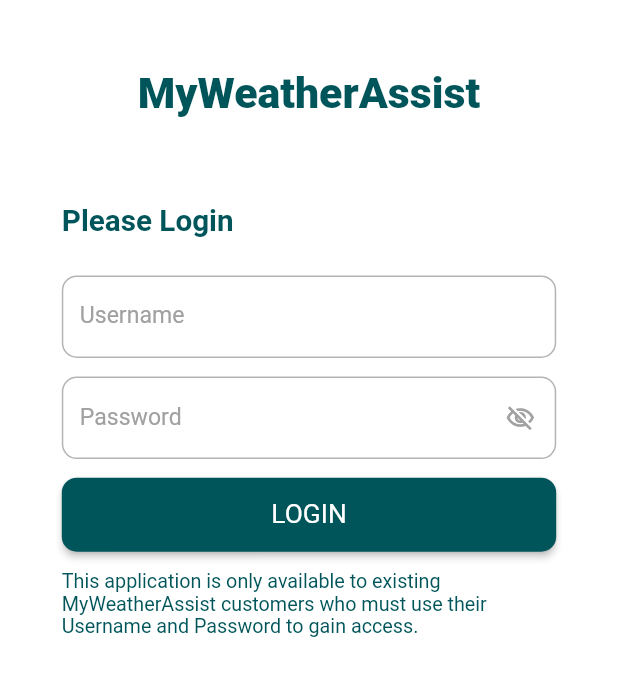
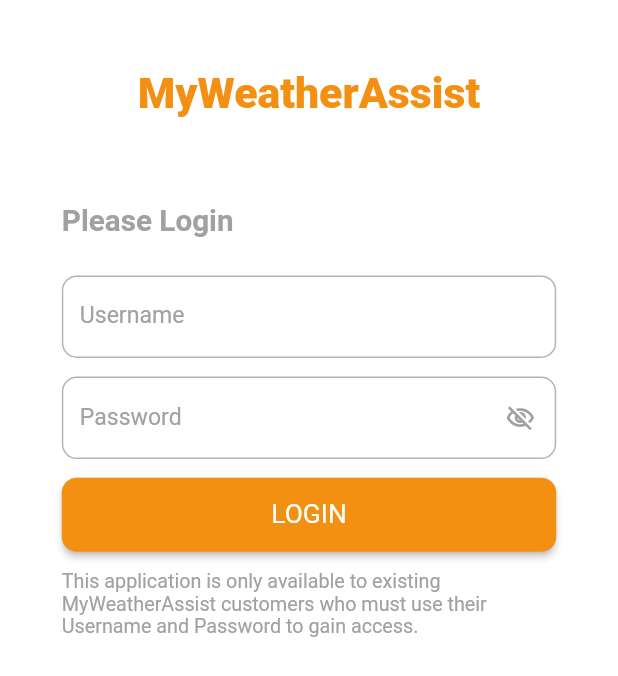
Before and after one commit to rayray199085/MyWeatherAssist, a Flutter app: the screen it shows after launch, on a phone screen of 412 x 824 dp. Shown: the top 676 px of the screen. Run offline on Flutter 3.47's test engine with Material 2 defaults, Android fonts, the phone set to English and light mode, and no system bars; our stand-ins replace flutter_easyloading, flutter_screenutil, get, google_fonts, shared_preferences.

```diff
--- a/lib/config/app_color.dart
+++ b/lib/config/app_color.dart
@@ -1,7 +1,7 @@
 import 'package:flutter/cupertino.dart';
 
 class AppColors {
-  static const Color primaryColor = Color(0xff00555A);
+  static const Color primaryColor = Color(0xFFF39011);
   static const appbarColor = Color(0xFFEEEEEE);
   static const Color errorColor = Color(0xffcb3e3e);
   static const Color grey1 = Color(0xffa1a1a1);
--- a/lib/pages/login/components/password_login.dart
+++ b/lib/pages/login/components/password_login.dart
@@ -21,7 +21,7 @@ Widget passwordLogin({
           text: TextSpan(
             text: 'Please Login',
             style: TextStyle(
-              color: AppColors.primaryColor,
+              color: AppColors.grey1,
               fontSize: ScreenUtil().setSp(AppFonts.h3),
               fontWeight: FontWeight.bold,
             ),
@@ -126,7 +126,7 @@ Widget passwordLogin({
             text:
                 'This application is only available to existing MyWeatherAssist customers who must use their Username and Password to gain access.',
             style: TextStyle(
-              color: AppColors.primaryColor,
+              color: AppColors.grey1,
               fontSize: ScreenUtil().setSp(AppFonts.h6),
             ),
           ),
--- a/lib/pages/login/view.dart
+++ b/lib/pages/login/view.dart
@@ -4,6 +4,7 @@ import 'package:my_weather_assist/pages/login/components/password_login.dart';
 import 'package:flutter/material.dart';
 import 'package:flutter_screenutil/flutter_screenutil.dart';
 import 'package:get/get.dart';
+import 'package:google_fonts/google_fonts.dart';
 
 import 'logic.dart';
 import 'state.dart';
@@ -39,10 +40,12 @@ class LoginPage extends StatelessWidget {
                   title: RichText(
                     text: TextSpan(
                       text: 'MyWeatherAssist',
-                      style: TextStyle(
-                        color: AppColors.primaryColor,
-                        fontSize: ScreenUtil().setSp(AppFonts.h1),
-                        fontWeight: FontWeight.w800,
+                      style: GoogleFonts.donegalOne(
+                        textStyle: TextStyle(
+                          color: AppColors.primaryColor,
+                          fontSize: ScreenUtil().setSp(AppFonts.h1),
+                          fontWeight: FontWeight.w800,
+                        ),
                       ),
                     ),
                   ),
--- a/pubspec.yaml
+++ b/pubspec.yaml
@@ -43,6 +43,7 @@ dev_dependencies:
   get: ^4.3.8                  # get x
   intl: ^0.17.0                # format number, date...
   shared_preferences: ^2.0.8   # local storage
+  google_fonts: ^2.1.0         # fonts
 
 # For information on the generic Dart part of this file, see the
 # following page: https://dart.dev/tools/pub/pubspec
```
Also changed, not shown: 1 other file.
